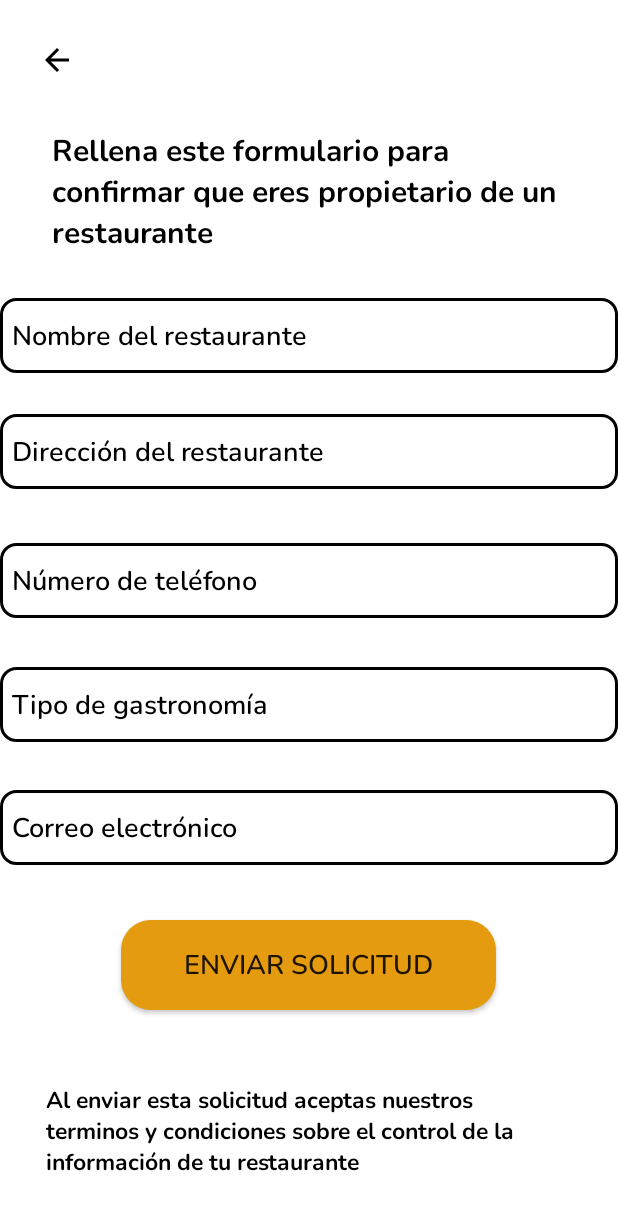
After one commit to Samixanxo/FoodieGuard, an Android app built with Jetpack Compose: the AddRestaurantActivity screen opened directly, with no data from a screen before it, on a phone screen of 412 x 824 dp. The commit adds this screen. Shown: the top 1210 px of the screen. Run offline under Robolectric (Android 15) with nearby library versions, the phone set to English and light mode, and no system bars.

Commit message:
restaurant emails

```diff
--- a/app/src/main/AndroidManifest.xml
+++ b/app/src/main/AndroidManifest.xml
@@ -63,6 +63,12 @@
 
             <!-- Intent filters or other activity configurations -->
         </activity>
+        <activity
+            android:name="com.example.foodie_guardv0.Activity.AddRestaurantActivity"
+            android:screenOrientation="portrait"
+            android:theme="@style/Theme.AppCompat.Light.NoActionBar" >
+
+        </activity>
     </application>
 
 </manifest>
--- /dev/null
+++ b/app/src/main/java/com/example/foodie_guardv0/Activity/AddRestaurantActivity.kt
@@ -0,0 +1,76 @@
+package com.example.foodie_guardv0.Activity
+
+import android.annotation.SuppressLint
+import android.content.Intent
+import android.net.Uri
+import android.os.Bundle
+import android.widget.Button
+import android.widget.EditText
+import android.widget.ImageButton
+import android.widget.Toast
+import androidx.appcompat.app.AppCompatActivity
+import com.example.foodie_guard0.R
+import javax.security.auth.Subject
+
+class AddRestaurantActivity : AppCompatActivity() {
+
+    @SuppressLint("MissingInflatedId", "WrongViewCast")
+    override fun onCreate(savedInstanceState: Bundle?) {
+        super.onCreate(savedInstanceState)
+        setContentView(R.layout.add_restaurant)
+
+        val sendButton = findViewById<Button>(R.id.button3)
+        val back = findViewById<ImageButton>(R.id.backButton)
+
+        val name = findViewById<EditText>(R.id.addRestaurantName)
+        val address = findViewById<EditText>(R.id.addRestaurantAddress)
+        val phone = findViewById<EditText>(R.id.addRestaurantPhone)
+        val type = findViewById<EditText>(R.id.addRestaurantType)
+        val email = findViewById<EditText>(R.id.addRestaruantEmail)
+
+
+        sendButton.setOnClickListener{
+
+            val recipient = "Solicitud para añadir un restaurante"
+            val subject = "Solicitud para añadir un restaurante"
+            val message = "Nombre del restaurante: ${name.text}\nDirección: ${address.text}\nTeléfono: ${phone.text}\nTipo de comida: ${type.text}\nCorreo electrónico: ${email.text}"
+
+            sendEmail(recipient, subject, message)
+        }
+
+        back.setOnClickListener() {
+            finish()
+        }
+
+    }
+
+    private fun sendEmail(recipient: String, subject: String, message: String) {
+        /*ACTION_SEND action to launch an email client installed on your Android device.*/
+        val mIntent = Intent(Intent.ACTION_SEND)
+        /*To send an email you need to specify mailto: as URI using setData() method
+        and data type will be to text/plain using setType() method*/
+        mIntent.data = Uri.parse("mailto: samirobayo04@gmail.com")
+        mIntent.type = "text/plain"
+        // put recipient email in intent
+        /* recipient is put as array because you may wanna send email to multiple emails
+           so enter comma(,) separated emails, it will be stored in array*/
+        mIntent.putExtra(Intent.EXTRA_EMAIL, arrayOf(recipient))
+        //put the Subject in the intent
+        mIntent.putExtra(Intent.EXTRA_SUBJECT, subject)
+        //put the message in the intent
+        mIntent.putExtra(Intent.EXTRA_TEXT, message)
+
+
+        try {
+            //start email intent
+            startActivity(Intent.createChooser(mIntent, "Choose Email Client..."))
+        }
+        catch (e: Exception){
+            //if any thing goes wrong for example no email client application or any exception
+            //get and show exception message
+            Toast.makeText(this, e.message, Toast.LENGTH_LONG).show()
+        }
+
+    }
+
+}
--- a/app/src/main/java/com/example/foodie_guardv0/Activity/user_fragment.kt
+++ b/app/src/main/java/com/example/foodie_guardv0/Activity/user_fragment.kt
@@ -79,6 +79,12 @@ class user_fragment : Fragment() {
         val editButton = view.findViewById<Button>(R.id.EditButton)
         editButton.setOnClickListener {
             showPopupWindow(inflater, view)
+
+        }
+        val addRestaurantButton = view.findViewById<Button>(R.id.formButton)
+        addRestaurantButton.setOnClickListener{
+            val intent = Intent(activity, AddRestaurantActivity::class.java)
+            startActivity(intent)
 
         }
 
--- /dev/null
+++ b/app/src/main/res/drawable/custom_form_add_restaurant.xml
@@ -0,0 +1,20 @@
+<?xml version="1.0" encoding="utf-8"?>
+<layer-list xmlns:android="http://schemas.android.com/apk/res/android">
+    <!-- Fondo blanco con esquinas redondeadas -->
+    <item>
+        <shape android:shape="rectangle">
+            <solid android:color="@android:color/white" />
+            <corners android:radius="10dp" />
+        </shape>
+    </item>
+    <!-- Borde negro alrededor del fondo blanco -->
+    <item>
+        <shape android:shape="rectangle">
+            <solid android:color="@android:color/transparent" />
+            <stroke
+                android:width="2dp"
+                android:color="@android:color/black" />
+            <corners android:radius="10dp" />
+        </shape>
+    </item>
+</layer-list>
--- a/app/src/main/res/layout/activity_info_restaurant.xml
+++ b/app/src/main/res/layout/activity_info_restaurant.xml
@@ -28,8 +28,11 @@
             android:layout_width="wrap_content"
             android:layout_height="wrap_content"
             android:layout_gravity="center"
+            android:layout_marginStart="10dp"
+            android:layout_marginTop="10dp"
+            android:layout_marginEnd="10dp"
+            android:layout_marginBottom="10dp"
             android:background="@drawable/circle_background"
-            android:layout_margin="10dp"
             android:padding="10dp"
             android:src="@drawable/baseline_arrow_back_24" />
 
--- /dev/null
+++ b/app/src/main/res/layout/add_restaurant.xml
@@ -0,0 +1,190 @@
+<?xml version="1.0" encoding="utf-8"?>
+<androidx.constraintlayout.widget.ConstraintLayout xmlns:android="http://schemas.android.com/apk/res/android"
+    xmlns:app="http://schemas.android.com/apk/res-auto"
+    xmlns:tools="http://schemas.android.com/tools"
+    android:layout_width="match_parent"
+    android:layout_height="match_parent"
+    android:background="@color/white"
+    >
+
+
+    <ImageButton
+        android:id="@+id/backButton"
+        android:layout_width="wrap_content"
+        android:layout_height="wrap_content"
+        android:layout_gravity="center"
+        android:background="@drawable/circle_background"
+        android:padding="10dp"
+        android:src="@drawable/baseline_arrow_back_24"
+        app:layout_constraintBottom_toBottomOf="parent"
+        app:layout_constraintEnd_toEndOf="parent"
+        app:layout_constraintHorizontal_bias="0.043"
+        app:layout_constraintStart_toStartOf="parent"
+        app:layout_constraintTop_toTopOf="parent"
+        app:layout_constraintVertical_bias="0.023" />
+
+
+    <TextView
+        android:id="@+id/addRestaurantLabel"
+        android:layout_width="350dp"
+        android:layout_height="wrap_content"
+        android:text="@string/addRestaurantTitle"
+        android:textColor="@color/black"
+        android:fontFamily="@font/nunito_bold"
+        android:textSize="20dp"
+        app:layout_constraintBottom_toBottomOf="parent"
+        app:layout_constraintEnd_toEndOf="parent"
+        app:layout_constraintHorizontal_bias="0.555"
+        app:layout_constraintStart_toStartOf="parent"
+        app:layout_constraintTop_toTopOf="parent"
+        app:layout_constraintVertical_bias="0.116">
+
+    </TextView>
+
+
+    <androidx.constraintlayout.widget.ConstraintLayout
+        android:layout_width="match_parent"
+        android:layout_height="0dp"
+        app:layout_constraintBottom_toTopOf="@+id/button3"
+        app:layout_constraintTop_toBottomOf="@+id/addRestaurantLabel"
+        app:layout_constraintVertical_bias="1.0"
+
+        tools:layout_editor_absoluteX="16dp">
+
+
+        <EditText
+            android:id="@+id/addRestaurantName"
+            android:layout_width="match_parent"
+            android:layout_height="50dp"
+            android:background="@drawable/custom_form_add_restaurant"
+            android:drawablePadding="8dp"
+            android:fontFamily="@font/nunito_semibold"
+            android:hint="Nombre del restaurante"
+            android:padding="8dp"
+            android:singleLine="true"
+            android:textColor="@color/black"
+            android:textColorHint="@color/black"
+            app:layout_constraintBottom_toBottomOf="parent"
+            app:layout_constraintEnd_toEndOf="parent"
+            app:layout_constraintHorizontal_bias="0.0"
+            app:layout_constraintStart_toStartOf="parent"
+            app:layout_constraintTop_toTopOf="parent"
+            app:layout_constraintVertical_bias="0.074" />
+
+        <EditText
+            android:id="@+id/addRestaurantAddress"
+            android:layout_width="match_parent"
+            android:layout_height="50dp"
+            android:layout_marginTop="40dp"
+            android:background="@drawable/custom_form_add_restaurant"
+            android:drawablePadding="8dp"
+            android:fontFamily="@font/nunito_semibold"
+            android:hint="Dirección del restaurante"
+            android:padding="8dp"
+            android:singleLine="true"
+            android:textColor="@color/black"
+            android:textColorHint="@color/black"
+            app:layout_constraintBottom_toBottomOf="parent"
+            app:layout_constraintEnd_toEndOf="parent"
+            app:layout_constraintHorizontal_bias="0.0"
+            app:layout_constraintStart_toStartOf="parent"
+            app:layout_constraintTop_toTopOf="parent"
+            app:layout_constraintVertical_bias="0.189" />
+
+        <EditText
+            android:id="@+id/addRestaurantPhone"
+            android:layout_width="match_parent"
+            android:layout_height="50dp"
+            android:layout_marginTop="40dp"
+            android:background="@drawable/custom_form_add_restaurant"
+            android:drawablePadding="8dp"
+            android:fontFamily="@font/nunito_semibold"
+            android:hint="Número de teléfono"
+            android:padding="8dp"
+            android:singleLine="true"
+            android:textColor="@color/black"
+            android:textColorHint="@color/black"
+            app:layout_constraintBottom_toBottomOf="parent"
+            app:layout_constraintEnd_toEndOf="parent"
+            app:layout_constraintHorizontal_bias="0.0"
+            app:layout_constraintStart_toStartOf="parent"
+            app:layout_constraintTop_toTopOf="parent"
+            app:layout_constraintVertical_bias="0.431" />
+
+        <EditText
+            android:id="@+id/addRestaurantType"
+            android:layout_width="match_parent"
+            android:layout_height="50dp"
+            android:layout_marginTop="40dp"
+            android:background="@drawable/custom_form_add_restaurant"
+            android:drawablePadding="8dp"
+            android:fontFamily="@font/nunito_semibold"
+            android:hint="Tipo de gastronomía"
+            android:padding="8dp"
+            android:singleLine="true"
+            android:textColor="@color/black"
+            android:textColorHint="@color/black"
+            app:layout_constraintBottom_toBottomOf="parent"
+            app:layout_constraintEnd_toEndOf="parent"
+            app:layout_constraintHorizontal_bias="0.0"
+            app:layout_constraintStart_toStartOf="parent"
+            app:layout_constraintTop_toTopOf="parent"
+            app:layout_constraintVertical_bias="0.665" />
+
+        <EditText
+            android:id="@+id/addRestaruantEmail"
+            android:layout_width="match_parent"
+            android:layout_height="50dp"
+            android:layout_marginTop="40dp"
+            android:background="@drawable/custom_form_add_restaurant"
+            android:drawablePadding="8dp"
+            android:fontFamily="@font/nunito_semibold"
+            android:hint="Correo electrónico"
+            android:padding="8dp"
+            android:singleLine="true"
+            android:textColor="@color/black"
+            android:textColorHint="@color/black"
+            app:layout_constraintBottom_toBottomOf="parent"
+            app:layout_constraintEnd_toEndOf="parent"
+            app:layout_constraintHorizontal_bias="0.0"
+            app:layout_constraintStart_toStartOf="parent"
+            app:layout_constraintTop_toTopOf="parent"
+            app:layout_constraintVertical_bias="0.896" />
+
+    </androidx.constraintlayout.widget.ConstraintLayout>
+
+    <Button
+        android:id="@+id/button3"
+        android:layout_width="250dp"
+        android:layout_height="60dp"
+        android:background="@drawable/custom_button"
+        android:backgroundTint="@color/mostaza"
+        android:fontFamily="@font/nunito_semibold"
+        android:text="Enviar solicitud"
+        android:textSize="18sp"
+        app:cornerRadius="20dp"
+        app:layout_constraintBottom_toBottomOf="parent"
+        app:layout_constraintEnd_toEndOf="parent"
+        app:layout_constraintHorizontal_bias="0.496"
+        app:layout_constraintStart_toStartOf="parent"
+        app:layout_constraintTop_toTopOf="parent"
+        app:layout_constraintVertical_bias="0.803" />
+
+    <TextView
+        android:id="@+id/addRestaurantConditions"
+        android:layout_width="350dp"
+        android:layout_height="wrap_content"
+        android:fontFamily="@font/nunito_bold"
+        android:text="@string/addRestaurantConditions"
+        android:textColor="@color/black"
+        android:textSize="15dp"
+        app:layout_constraintBottom_toBottomOf="parent"
+        app:layout_constraintEnd_toEndOf="parent"
+        app:layout_constraintHorizontal_bias="0.491"
+        app:layout_constraintStart_toStartOf="parent"
+        app:layout_constraintTop_toTopOf="parent"
+        app:layout_constraintVertical_bias="0.949">
+
+    </TextView>
+
+</androidx.constraintlayout.widget.ConstraintLayout>
--- a/app/src/main/res/layout/fragment_user.xml
+++ b/app/src/main/res/layout/fragment_user.xml
@@ -57,6 +57,20 @@
                         android:scaleType="centerCrop"
                         android:src="@drawable/em" />
                 </androidx.cardview.widget.CardView>
+
+                <Button
+                    android:id="@+id/formButton"
+                    android:layout_width="112dp"
+                    android:layout_height="35dp"
+                    android:layout_gravity="center_horizontal|center_vertical"
+                    android:background="#FF5722"
+                    android:fontFamily="@font/nunito_semibold"
+                    android:onClick="login"
+                    android:text="view"
+                    android:textColor="#FFFFFF"
+                    android:textSize="12sp"
+                    tools:layout_editor_absoluteX="185dp"
+                    tools:layout_editor_absoluteY="488dp" />
 
             </androidx.constraintlayout.widget.ConstraintLayout>
 
--- a/app/src/main/res/values/strings.xml
+++ b/app/src/main/res/values/strings.xml
@@ -44,4 +44,12 @@
     <string name="profileTitle" translatable="false">
         Your profile
     </string>
+    <string name="addRestaurantTitle" translatable="false">
+        Rellena este formulario para confirmar que eres propietario de un restaurante
+    </string>
+
+    <string name="addRestaurantConditions" translatable="false">
+        Al enviar esta solicitud aceptas nuestros terminos y condiciones sobre el control de la información de
+        tu restaurante
+    </string>
 </resources>
```
